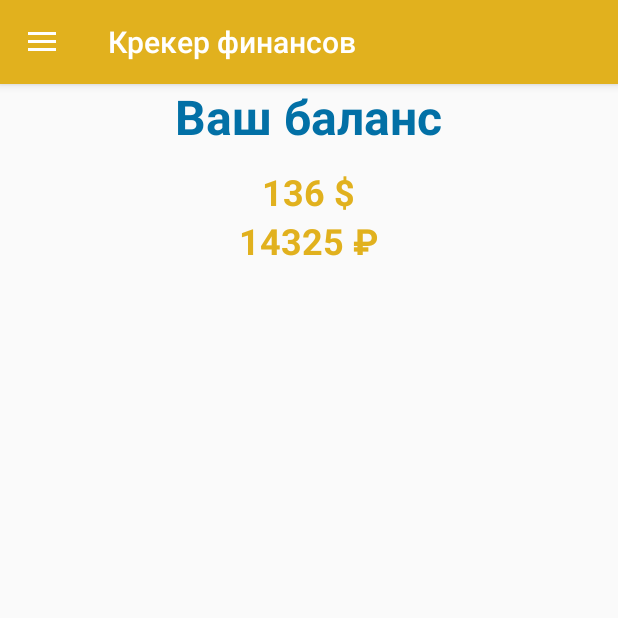
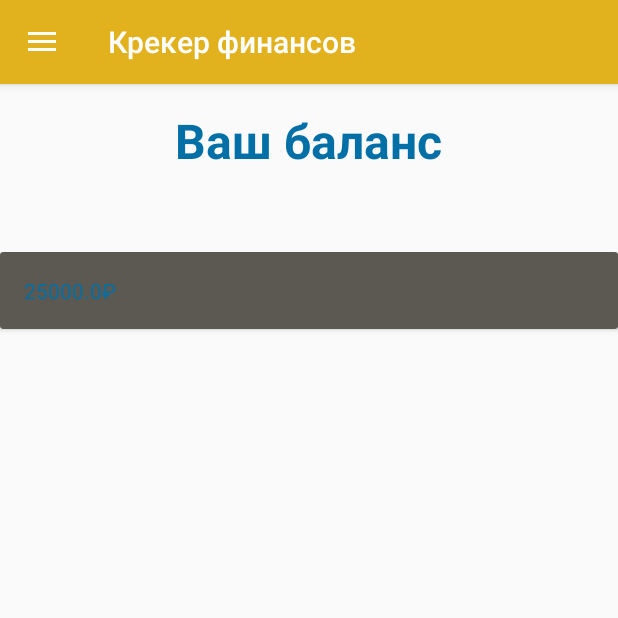
Before and after one commit to 24nch3z/CrackerFinance, an Android app: the screen it shows after launch (MainActivity), on a phone screen of 412 x 824 dp, the top half of it. Run offline under Robolectric (Android 15) with nearby library versions, the light colour scheme and no system bars; our stand-ins replace data binding.

Commit message:
Добавил список операций на главный экран

```diff
--- a/app/build.gradle
+++ b/app/build.gradle
@@ -31,4 +31,5 @@ dependencies {
     androidTestImplementation 'com.android.support.test.espresso:espresso-core:3.0.2'
     androidTestImplementation 'org.mockito:mockito-core:2.19.1'
     implementation 'com.android.support:recyclerview-v7:27.1.1'
+    implementation 'com.android.support:cardview-v7:27.1.1'
 }
--- a/app/src/main/java/ru/s4nchez/crackerfinance/MainViewModel.java
+++ /dev/null
@@ -1,33 +0,0 @@
-package ru.s4nchez.crackerfinance;
-
-import android.app.Activity;
-import android.databinding.BaseObservable;
-import android.support.v4.app.Fragment;
-import android.support.v4.app.FragmentManager;
-import android.support.v4.view.GravityCompat;
-import android.support.v4.widget.DrawerLayout;
-import android.support.v7.app.AppCompatActivity;
-import android.view.MenuItem;
-
-import ru.s4nchez.crackerfinance.databinding.ActivityMainBinding;
-import ru.s4nchez.crackerfinance.screens.main.FragmentMainScreen;
-import ru.s4nchez.crackerfinance.screens.settings.FragmentSettingsScreen;
-
-public class MainViewModel extends BaseObservable {
-
-    private Activity mActivity;
-    private ActivityMainBinding mBinding;
-
-    public MainViewModel(Activity activity, ActivityMainBinding binding) {
-        mActivity = activity;
-        mBinding = binding;
-    }
-
-    public boolean onBackPressed() {
-        if (mBinding.drawerLayout.isDrawerOpen(GravityCompat.START)) {
-            mBinding.drawerLayout.closeDrawer(GravityCompat.START);
-            return true;
-        }
-        return false;
-    }
-}
--- a/app/src/main/java/ru/s4nchez/crackerfinance/model/Repository.java
+++ b/app/src/main/java/ru/s4nchez/crackerfinance/model/Repository.java
@@ -1,5 +1,6 @@
 package ru.s4nchez.crackerfinance.model;
 
+import java.util.ArrayList;
 import java.util.List;
 
 import ru.s4nchez.crackerfinance.model.currency.Currencies;
@@ -11,9 +12,12 @@ public class Repository {
     private List<Operation> mOperations;
 
     private Repository() {
+        mOperations = new ArrayList<>();
         mOperations.add(new Operation(OperationType.income,
                 Currencies.get().ruble(), 25000));
-    };
+    }
+
+    ;
 
     public static Repository get() {
         if (sRepository == null) {
--- a/app/src/main/java/ru/s4nchez/crackerfinance/screens/main/FragmentMainScreen.java
+++ b/app/src/main/java/ru/s4nchez/crackerfinance/screens/main/FragmentMainScreen.java
@@ -3,6 +3,7 @@ package ru.s4nchez.crackerfinance.screens.main;
 import android.databinding.DataBindingUtil;
 import android.os.Bundle;
 import android.support.v4.app.Fragment;
+import android.support.v7.widget.LinearLayoutManager;
 import android.view.LayoutInflater;
 import android.view.View;
 import android.view.ViewGroup;
@@ -10,11 +11,15 @@ import android.view.ViewGroup;
 import ru.s4nchez.crackerfinance.R;
 import ru.s4nchez.crackerfinance.databinding.FragmentMainScreenBinding;
 import ru.s4nchez.crackerfinance.model.Cracker;
+import ru.s4nchez.crackerfinance.model.Repository;
+import ru.s4nchez.crackerfinance.screens.main.list.OperationAdapter;
 
 public class FragmentMainScreen extends Fragment {
 
     private MainScreenViewModel mViewModel;
+    private Model mModel;
     private Cracker mCracker;
+    private Repository mRepository = Repository.get();
 
     public static FragmentMainScreen newInstance() {
         FragmentMainScreen fragment = new FragmentMainScreen();
@@ -28,8 +33,14 @@ public class FragmentMainScreen extends Fragment {
                 .inflate(inflater, R.layout.fragment_main_screen, container, false);
 
         mCracker = new Cracker();
-        mViewModel = new MainScreenViewModel(mCracker);
+        mModel = new Model(mCracker, mRepository);
+        mViewModel = new MainScreenViewModel(mModel);
         binding.setViewModel(mViewModel);
+
+        binding.recyclerView.setLayoutManager(
+                new LinearLayoutManager(getActivity()));
+        binding.recyclerView.setAdapter(new OperationAdapter(
+                mRepository.getOperations(), getContext()));
 
         return binding.getRoot();
     }
--- a/app/src/main/java/ru/s4nchez/crackerfinance/screens/main/MainScreenViewModel.java
+++ b/app/src/main/java/ru/s4nchez/crackerfinance/screens/main/MainScreenViewModel.java
@@ -1,14 +1,18 @@
 package ru.s4nchez.crackerfinance.screens.main;
 
 import android.databinding.BaseObservable;
-
-import ru.s4nchez.crackerfinance.model.Cracker;
+import android.databinding.Bindable;
 
 public class MainScreenViewModel extends BaseObservable {
 
-    private Cracker mCracker;
+    private Model mModel;
 
-    public MainScreenViewModel(Cracker cracker) {
-        mCracker = cracker;
+    public MainScreenViewModel(Model model) {
+        mModel = model;
+    }
+
+    @Bindable
+    public Model getModel() {
+        return mModel;
     }
 }
--- /dev/null
+++ b/app/src/main/java/ru/s4nchez/crackerfinance/screens/main/Model.java
@@ -0,0 +1,38 @@
+package ru.s4nchez.crackerfinance.screens.main;
+
+import ru.s4nchez.crackerfinance.model.Cracker;
+import ru.s4nchez.crackerfinance.model.Repository;
+import ru.s4nchez.crackerfinance.model.currency.Currencies;
+import ru.s4nchez.crackerfinance.model.currency.Currency;
+
+public class Model {
+
+    private Cracker mCracker;
+    private Repository mRepository;
+
+    private double mTotal;
+    private Currency mCurrency;
+
+    public Model(Cracker cracker, Repository repository) {
+        mCracker = cracker;
+        mRepository = repository;
+        mCurrency = Currencies.get().ruble();
+        calculateTotal();
+    }
+
+    public void calculateTotal() {
+        mTotal = mCracker.getTotal(mCurrency, mRepository.getOperations());
+    }
+
+    public double getTotal() {
+        return mTotal;
+    }
+
+    public Currency getCurrency() {
+        return mCurrency;
+    }
+
+    public void setCurrency(Currency currency) {
+        mCurrency = currency;
+    }
+}
--- /dev/null
+++ b/app/src/main/java/ru/s4nchez/crackerfinance/screens/main/list/OperationAdapter.java
@@ -0,0 +1,43 @@
+package ru.s4nchez.crackerfinance.screens.main.list;
+
+import android.content.Context;
+import android.databinding.DataBindingUtil;
+import android.support.v7.widget.RecyclerView;
+import android.view.LayoutInflater;
+import android.view.ViewGroup;
+
+import java.util.List;
+
+import ru.s4nchez.crackerfinance.R;
+import ru.s4nchez.crackerfinance.databinding.ItemOperationBinding;
+import ru.s4nchez.crackerfinance.model.Operation;
+
+public class OperationAdapter extends RecyclerView.Adapter<OperationHolder> {
+
+    private List<Operation> mItems;
+    private Context mContext;
+
+    public OperationAdapter(List<Operation> items, Context context) {
+        mItems = items;
+        mContext = context;
+    }
+
+    @Override
+    public OperationHolder onCreateViewHolder(ViewGroup parent, int viewType) {
+        LayoutInflater inflater = LayoutInflater.from(mContext.getApplicationContext());
+        ItemOperationBinding binding = DataBindingUtil
+                .inflate(inflater, R.layout.item_operation, parent, false);
+        return new OperationHolder(binding);
+    }
+
+    @Override
+    public void onBindViewHolder(OperationHolder holder, int position) {
+        Operation operation = mItems.get(position);
+        holder.bind(operation);
+    }
+
+    @Override
+    public int getItemCount() {
+        return mItems.size();
+    }
+}
--- /dev/null
+++ b/app/src/main/java/ru/s4nchez/crackerfinance/screens/main/list/OperationHolder.java
@@ -0,0 +1,22 @@
+package ru.s4nchez.crackerfinance.screens.main.list;
+
+import android.support.v7.widget.RecyclerView;
+
+import ru.s4nchez.crackerfinance.databinding.ItemOperationBinding;
+import ru.s4nchez.crackerfinance.model.Operation;
+
+public class OperationHolder extends RecyclerView.ViewHolder {
+
+    private ItemOperationBinding mBinding;
+
+    public OperationHolder(ItemOperationBinding binding) {
+        super(binding.getRoot());
+        mBinding = binding;
+        mBinding.setViewModel(new OperationViewModel());
+    }
+
+    public void bind(Operation operation) {
+        mBinding.getViewModel().setOperation(operation);
+        mBinding.executePendingBindings();
+    }
+}
--- /dev/null
+++ b/app/src/main/java/ru/s4nchez/crackerfinance/screens/main/list/OperationViewModel.java
@@ -0,0 +1,21 @@
+package ru.s4nchez.crackerfinance.screens.main.list;
+
+import android.databinding.BaseObservable;
+import android.databinding.Bindable;
+
+import ru.s4nchez.crackerfinance.model.Operation;
+
+public class OperationViewModel extends BaseObservable {
+
+    private Operation mOperation;
+
+    @Bindable
+    public Operation getOperation() {
+        return mOperation;
+    }
+
+    public void setOperation(Operation operation) {
+        mOperation = operation;
+        notifyChange();
+    }
+}
--- a/app/src/main/java/ru/s4nchez/crackerfinance/utils/MyLog.java
+++ b/app/src/main/java/ru/s4nchez/crackerfinance/utils/MyLog.java
@@ -4,7 +4,7 @@ public class MyLog {
 
     private static final String TAG = "sssss";
 
-    public static void l(Object ... objects) {
+    public static void l(Object... objects) {
         StringBuilder message = new StringBuilder();
         for (Object obj : objects) {
             message.append(obj.toString());
--- a/app/src/main/java/ru/s4nchez/crackerfinance/utils/MyToast.java
+++ b/app/src/main/java/ru/s4nchez/crackerfinance/utils/MyToast.java
@@ -22,7 +22,7 @@ public class MyToast {
         return sMyToast;
     }
 
-    public void show(Object ... messages) {
+    public void show(Object... messages) {
         StringBuilder text = new StringBuilder();
 
         for (int i = 0; i < messages.length; i++) {
--- a/app/src/main/res/layout/fragment_main_screen.xml
+++ b/app/src/main/res/layout/fragment_main_screen.xml
@@ -1,5 +1,6 @@
 <?xml version="1.0" encoding="utf-8"?>
-<layout xmlns:android="http://schemas.android.com/apk/res/android">
+<layout xmlns:android="http://schemas.android.com/apk/res/android"
+        xmlns:tool="http://schemas.android.com/tools">
 
     <data>
         <variable
@@ -7,15 +8,17 @@
             type="ru.s4nchez.crackerfinance.screens.main.MainScreenViewModel"/>
     </data>
 
-    <FrameLayout
+    <LinearLayout
         android:layout_width="match_parent"
-        android:layout_height="match_parent">
+        android:layout_height="match_parent"
+        android:orientation="vertical">
 
         <LinearLayout
             android:layout_width="wrap_content"
             android:layout_height="wrap_content"
             android:layout_gravity="top|center_horizontal"
-            android:orientation="vertical">
+            android:orientation="vertical"
+            android:padding="16dp">
 
             <TextView
                 android:layout_width="match_parent"
@@ -32,21 +35,17 @@
                 android:layout_width="match_parent"
                 android:layout_height="wrap_content"
                 android:gravity="center"
-                android:text="136 $"
+                android:text='@{(int) viewModel.model.total + viewModel.model.currency.symbol}'
                 android:textColor="@color/colorPrimary"
                 android:textSize="@dimen/main_screen_balance_size"
-                android:textStyle="bold"/>
-
-            <TextView
-                android:layout_width="match_parent"
-                android:layout_height="wrap_content"
-                android:gravity="center"
-                android:text="14325 ₽"
-                android:textColor="@color/colorPrimary"
-                android:textSize="@dimen/main_screen_balance_size"
-                android:textStyle="bold"/>
+                android:textStyle="bold"
+                tool:text="136$"/>
         </LinearLayout>
 
-    </FrameLayout>
+        <android.support.v7.widget.RecyclerView
+            android:id="@+id/recyclerView"
+            android:layout_width="match_parent"
+            android:layout_height="match_parent"/>
+    </LinearLayout>
 
 </layout>
--- /dev/null
+++ b/app/src/main/res/layout/item_operation.xml
@@ -0,0 +1,28 @@
+<?xml version="1.0" encoding="utf-8"?>
+<layout xmlns:tool="http://schemas.android.com/tools">
+    <data>
+        <variable
+            name="viewModel"
+            type="ru.s4nchez.crackerfinance.screens.main.list.OperationViewModel"/>
+    </data>
+
+    <android.support.v7.widget.CardView
+        xmlns:android="http://schemas.android.com/apk/res/android"
+        android:layout_width="match_parent"
+        android:layout_height="wrap_content">
+
+        <FrameLayout
+            android:layout_width="match_parent"
+            android:layout_height="match_parent"
+            android:background="#55E1D6B7"
+            android:padding="16dp">
+
+            <TextView
+                android:layout_width="wrap_content"
+                android:layout_height="wrap_content"
+                android:text='@{viewModel.operation.sum + viewModel.operation.currency.symbol}'
+                android:textColor="@color/colorAccent"
+                tool:text="100$"/>
+        </FrameLayout>
+    </android.support.v7.widget.CardView>
+</layout>
--- a/app/src/main/res/values/dimens.xml
+++ b/app/src/main/res/values/dimens.xml
@@ -7,6 +7,6 @@
     <dimen name="fab_margin">16dp</dimen>
 
     <dimen name="main_screen_title_size">32dp</dimen>
-    <dimen name="main_screen_title_bottom_margin">12dp</dimen>
+    <dimen name="main_screen_title_bottom_margin">4dp</dimen>
     <dimen name="main_screen_balance_size">24dp</dimen>
 </resources>
```
Also changed, not shown: app/src/main/java/ru/s4nchez/crackerfinance/MainActivity.java (+1 -7 lines).
